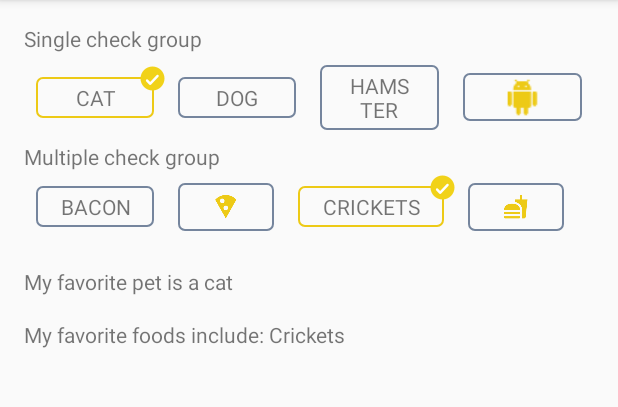
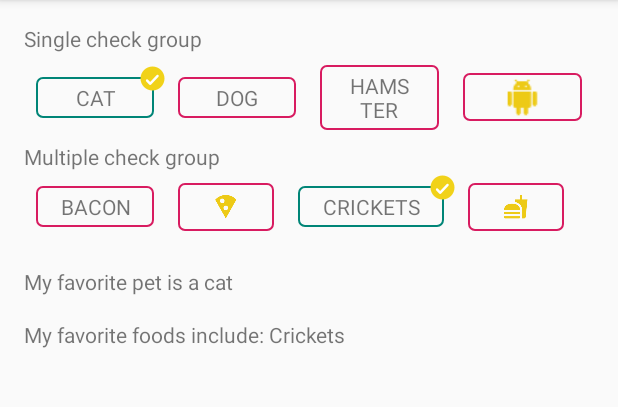
Before and after one commit to doruchidean/CheckableButtons, an Android app: the screen it shows after launch (MainActivity), on a phone screen of 412 x 824 dp, the part 84-491 px from its top. Run offline under Robolectric (Android 15) with nearby library versions, the phone set to English and light mode, and no system bars.

Commit message:
Add feature: customisable background and corner-icon

```diff
--- a/checkablebutton/src/main/res/drawable/bg_yellow_border_button_state.xml
+++ b/app/src/main/res/drawable/bg_checkable_state.xml
@@ -3,11 +3,11 @@
 
     <item
         android:state_selected="true"
-        android:drawable="@drawable/bg_yellow_border_rounded"/>
+        android:drawable="@drawable/bg_selected_border"/>
 
     <item
         android:state_selected="false"
-        android:drawable="@drawable/bg_gray_stroke_rounded"
+        android:drawable="@drawable/bg_unselected_border"
         />
 
 </selector>
--- a/checkablebutton/src/main/res/drawable/bg_yellow_border_rounded.xml
+++ b/app/src/main/res/drawable/bg_selected_border.xml
@@ -1,5 +1,5 @@
 <?xml version="1.0" encoding="utf-8"?>
 <shape xmlns:android="http://schemas.android.com/apk/res/android">
     <corners android:radius="@dimen/quarter_horizontal_padding"/>
-    <stroke android:width="1dp" android:color="@color/yellow"/>
+    <stroke android:width="1dp" android:color="@color/colorPrimary"/>
 </shape>
--- a/checkablebutton/src/main/res/drawable/bg_gray_stroke_rounded.xml
+++ b/app/src/main/res/drawable/bg_unselected_border.xml
@@ -1,6 +1,5 @@
 <?xml version="1.0" encoding="utf-8"?>
 <shape xmlns:android="http://schemas.android.com/apk/res/android">
     <corners android:radius="@dimen/quarter_horizontal_padding"/>
-    <solid android:color="@color/light_gray"/>
-    <stroke android:width="1dp" android:color="@color/gray"/>
+    <stroke android:width="1dp" android:color="@color/colorAccent"/>
 </shape>
--- a/app/src/main/res/layout/activity_main.xml
+++ b/app/src/main/res/layout/activity_main.xml
@@ -25,6 +25,8 @@
             android:layout_weight="1"
             android:layout_height="wrap_content"
             app:text="@string/label_cat"
+            app:cornerIcon="@drawable/ic_check_selected"
+            app:background="@drawable/bg_checkable_state"
             />
         <ro.doruchidean.checkablebutton.CheckableButton
             android:id="@+id/btn_dog"
@@ -32,6 +34,8 @@
             android:layout_weight="1"
             android:layout_height="wrap_content"
             app:text="@string/label_dog"
+            app:cornerIcon="@drawable/ic_check_selected"
+            app:background="@drawable/bg_checkable_state"
             />
         <ro.doruchidean.checkablebutton.CheckableButton
             android:id="@+id/btn_hamster"
@@ -39,6 +43,8 @@
             android:layout_weight="1"
             android:layout_height="wrap_content"
             app:text="@string/label_hamster"
+            app:cornerIcon="@drawable/ic_check_selected"
+            app:background="@drawable/bg_checkable_state"
             />
         <ro.doruchidean.checkablebutton.CheckableImageButton
             android:id="@+id/btn_android"
@@ -47,9 +53,10 @@
             android:layout_height="wrap_content"
             app:src="@drawable/ic_android"
             app:imageScaleType="centerCrop"
+            app:cornerIcon="@drawable/ic_check_selected"
+            app:background="@drawable/bg_checkable_state"
             />
     </ro.doruchidean.checkablebutton.SingleCheckButtonsGroup>
-
 
     <TextView
         android:layout_width="match_parent"
@@ -67,24 +74,32 @@
             android:layout_width="wrap_content"
             android:layout_height="wrap_content"
             app:text="@string/label_bacon"
+            app:cornerIcon="@drawable/ic_check_selected"
+            app:background="@drawable/bg_checkable_state"
             />
         <ro.doruchidean.checkablebutton.CheckableImageButton
             android:id="@+id/btn_pizza"
             android:layout_width="wrap_content"
             android:layout_height="wrap_content"
             app:src="@drawable/ic_local_pizza"
+            app:cornerIcon="@drawable/ic_check_selected"
+            app:background="@drawable/bg_checkable_state"
             />
         <ro.doruchidean.checkablebutton.CheckableButton
             android:id="@+id/btn_crickets"
             android:layout_width="wrap_content"
             android:layout_height="wrap_content"
             app:text="@string/label_crickets"
+            app:cornerIcon="@drawable/ic_check_selected"
+            app:background="@drawable/bg_checkable_state"
             />
         <ro.doruchidean.checkablebutton.CheckableImageButton
             android:id="@+id/btn_fast_food"
             android:layout_width="wrap_content"
             android:layout_height="wrap_content"
             app:src="@drawable/ic_fastfood"
+            app:cornerIcon="@drawable/ic_check_selected"
+            app:background="@drawable/bg_checkable_state"
             />
     </ro.doruchidean.checkablebutton.MultipleCheckButtonsGroup>
 
--- a/app/src/main/res/values/styles.xml
+++ b/app/src/main/res/values/styles.xml
@@ -7,5 +7,7 @@
         <item name="colorPrimaryDark">@color/colorPrimaryDark</item>
         <item name="colorAccent">@color/colorAccent</item>
     </style>
+    <style name="CheckableColors" parent="CheckableColors">
 
+    </style>
 </resources>
--- a/checkablebutton/src/main/java/ro/doruchidean/checkablebutton/CheckableButton.java
+++ b/checkablebutton/src/main/java/ro/doruchidean/checkablebutton/CheckableButton.java
@@ -39,18 +39,28 @@ public class CheckableButton extends BaseCheckableButton {
         String label;
         boolean isChecked;
         int buttonHeight;
+        int ivCheckIcon;
+        int background;
         try {
             label = attrsArray.getString(R.styleable.CheckableButton_text);
             isChecked = attrsArray.getBoolean(R.styleable.CheckableButton_isChecked, false);
             buttonHeight = attrsArray.getDimensionPixelSize(R.styleable.CheckableButton_buttonHeight, -1);
+            ivCheckIcon = attrsArray.getResourceId(R.styleable.CheckableButton_cornerIcon, -1);
+            background = attrsArray.getResourceId(R.styleable.CheckableButton_background, -1);
         } finally {
             attrsArray.recycle();
         }
         button.setText(label);
+        if (background != -1) {
+            button.setBackgroundResource(background);
+        }
         if (buttonHeight >= 0) {
             ViewGroup.LayoutParams params = button.getLayoutParams();
             params.height = buttonHeight;
             button.setLayoutParams(params);
+        }
+        if (ivCheckIcon != -1) {
+            ivCheck.setImageResource(ivCheckIcon);
         }
         setChecked(isChecked);
     }
--- a/checkablebutton/src/main/java/ro/doruchidean/checkablebutton/CheckableImageButton.java
+++ b/checkablebutton/src/main/java/ro/doruchidean/checkablebutton/CheckableImageButton.java
@@ -40,13 +40,20 @@ public class CheckableImageButton extends BaseCheckableButton {
         boolean isChecked;
         int scaleType;
         int buttonHeight;
+        int ivCheckIcon;
+        int background;
         try {
             imageResId = attrsArray.getResourceId(R.styleable.CheckableImageButton_src, 0);
             isChecked = attrsArray.getBoolean(R.styleable.CheckableImageButton_isChecked, false);
             scaleType = attrsArray.getInt(R.styleable.CheckableImageButton_imageScaleType, -1);
             buttonHeight = attrsArray.getDimensionPixelSize(R.styleable.CheckableImageButton_buttonHeight, -1);
+            ivCheckIcon = attrsArray.getResourceId(R.styleable.CheckableImageButton_cornerIcon, -1);
+            background = attrsArray.getResourceId(R.styleable.CheckableButton_background, -1);
         } finally {
             attrsArray.recycle();
+        }
+        if (background != -1) {
+            button.setBackgroundResource(background);
         }
         if (scaleType >= 0) {
             button.setScaleType(getScaleType(scaleType));
@@ -55,6 +62,9 @@ public class CheckableImageButton extends BaseCheckableButton {
             ViewGroup.LayoutParams params = button.getLayoutParams();
             params.height = buttonHeight;
             button.setLayoutParams(params);
+        }
+        if (ivCheckIcon != -1) {
+            ivCheck.setImageResource(ivCheckIcon);
         }
 
         button.setImageResource(imageResId);
--- a/checkablebutton/src/main/java/ro/doruchidean/checkablebutton/MultipleCheckButtonsGroup.java
+++ b/checkablebutton/src/main/java/ro/doruchidean/checkablebutton/MultipleCheckButtonsGroup.java
@@ -52,7 +52,7 @@ public class MultipleCheckButtonsGroup extends LinearLayout {
         checkableButton.setOnClickListener(onButtonClickListener);
     }
 
-    private OnClickListener onButtonClickListener = new OnClickListener() {
+    private final OnClickListener onButtonClickListener = new OnClickListener() {
         @Override
         public void onClick(View v) {
             BaseCheckableButton b = (BaseCheckableButton) v;
--- a/checkablebutton/src/main/res/layout/view_checkable_button.xml
+++ b/checkablebutton/src/main/res/layout/view_checkable_button.xml
@@ -5,7 +5,7 @@
         android:id="@+id/btn_checkable"
         android:layout_width="match_parent"
         android:layout_height="match_parent"
-        android:background="@drawable/bg_yellow_border_button_state"
+        android:background="@drawable/bg_checkable_state"
         android:paddingStart="@dimen/horizontal_padding"
         android:paddingEnd="@dimen/horizontal_padding"
         android:paddingTop="@dimen/quarter_horizontal_padding"
@@ -20,7 +20,6 @@
         android:layout_width="wrap_content"
         android:layout_height="wrap_content"
         android:layout_gravity="top|end"
-        android:src="@drawable/ic_check_selected"
         android:elevation="4dp"
         />
 
--- a/checkablebutton/src/main/res/layout/view_checkable_image_button.xml
+++ b/checkablebutton/src/main/res/layout/view_checkable_image_button.xml
@@ -5,7 +5,7 @@
         android:id="@+id/btn_checkable_image"
         android:layout_width="match_parent"
         android:layout_height="match_parent"
-        android:background="@drawable/bg_yellow_border_button_state"
+        android:background="@drawable/bg_checkable_state"
         android:paddingStart="@dimen/horizontal_padding"
         android:paddingEnd="@dimen/horizontal_padding"
         android:layout_margin="@dimen/half_horizontal_padding"
@@ -17,7 +17,6 @@
         android:layout_width="wrap_content"
         android:layout_height="wrap_content"
         android:layout_gravity="top|end"
-        android:src="@drawable/ic_check_selected"
         android:elevation="4dp"
         />
 
--- a/checkablebutton/src/main/res/values/attrs.xml
+++ b/checkablebutton/src/main/res/values/attrs.xml
@@ -5,12 +5,16 @@
         <attr name="text" format="string"/>
         <attr name="isChecked" format="boolean"/>
         <attr name="buttonHeight" format="dimension"/>
+        <attr name="cornerIcon" format="reference"/>
+        <attr name="background" format="reference"/>
     </declare-styleable>
 
     <declare-styleable name="CheckableImageButton">
         <attr name="src" format="reference"/>
         <attr name="isChecked"/>
         <attr name="buttonHeight"/>
+        <attr name="cornerIcon"/>
+        <attr name="background"/>
         <attr name="imageScaleType">
             <enum name="matrix" value="0" />
             <enum name="fitXY" value="1" />
--- a/checkablebutton/src/main/res/values/colors.xml
+++ /dev/null
@@ -1,6 +0,0 @@
-<?xml version="1.0" encoding="utf-8"?>
-<resources>
-    <color name="yellow">#EDCA16</color>
-    <color name="gray">#75859D</color>
-    <color name="light_gray">#FAFAFA</color>
-</resources>
```
Also changed, not shown: app/src/main/res/drawable-hdpi/ic_check_selected.png (renamed from checkablebutton/src/main/res/drawable-hdpi/ic_check_selected.png), app/src/main/res/drawable-mdpi/ic_check_selected.png (renamed from checkablebutton/src/main/res/drawable-mdpi/ic_check_selected.png), app/src/main/res/drawable-xhdpi/ic_check_selected.png (renamed from checkablebutton/src/main/res/drawable-xhdpi/ic_check_selected.png), app/src/main/res/drawable-xxhdpi/ic_check_selected.png (renamed from checkablebutton/src/main/res/drawable-xxhdpi/ic_check_selected.png), app/src/main/res/drawable-xxxhdpi/ic_check_selected.png (renamed from checkablebutton/src/main/res/drawable-xxxhdpi/ic_check_selected.png), 1 other file.
